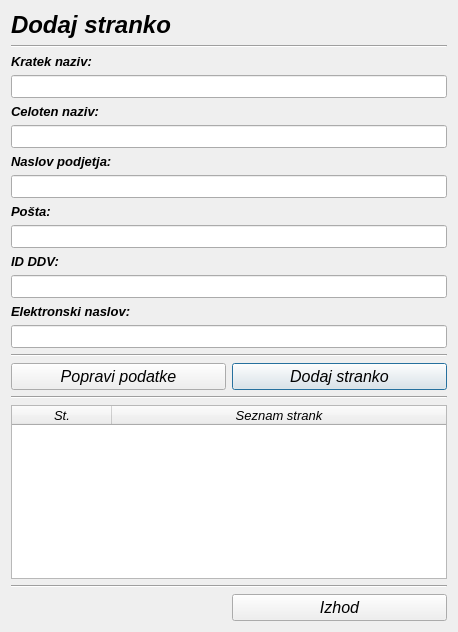
Above: dodajpodjetje.ui from MaxMaxy/racun before the change. Below: the same form after it.
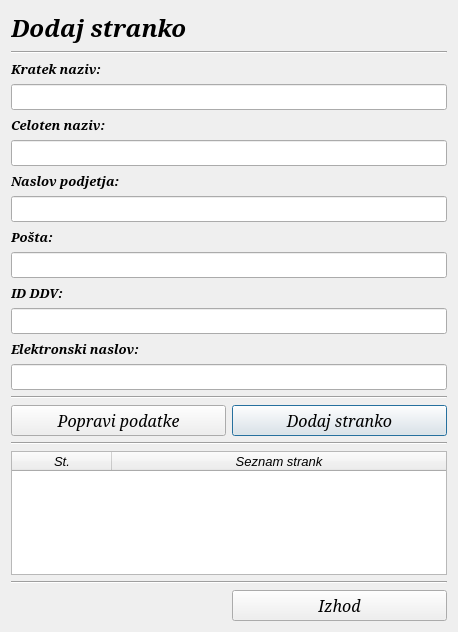
That is the form after the change.

```diff
--- a/dodajpodjetje.ui
+++ b/dodajpodjetje.ui
@@ -12,7 +12,7 @@
   </property>
   <property name="font">
    <font>
-    <family>MS Sans Serif</family>
+    <family>Serif</family>
     <pointsize>10</pointsize>
     <weight>50</weight>
     <italic>true</italic>
@@ -30,9 +30,11 @@
     <widget class="QTreeWidget" name="treeWidget">
      <property name="font">
       <font>
-       <family>MS Sans Serif</family>
+       <family>Serif</family>
        <pointsize>10</pointsize>
+       <weight>50</weight>
        <italic>true</italic>
+       <bold>false</bold>
       </font>
      </property>
      <property name="styleSheet">
@@ -81,7 +83,7 @@
     <widget class="QLabel" name="label_7">
      <property name="font">
       <font>
-       <family>MS Sans Serif</family>
+       <family>Serif</family>
        <pointsize>10</pointsize>
        <weight>75</weight>
        <italic>true</italic>
@@ -100,7 +102,7 @@
     <widget class="QLineEdit" name="lineEdit_posta">
      <property name="font">
       <font>
-       <family>MS Sans Serif</family>
+       <family>Serif</family>
        <pointsize>10</pointsize>
        <italic>true</italic>
       </font>
@@ -111,7 +113,7 @@
     <widget class="Line" name="line_3">
      <property name="font">
       <font>
-       <family>MS Sans Serif</family>
+       <family>Serif</family>
        <italic>true</italic>
       </font>
      </property>
@@ -124,7 +126,7 @@
     <widget class="QLabel" name="label">
      <property name="font">
       <font>
-       <family>MS Sans Serif</family>
+       <family>Serif</family>
        <pointsize>18</pointsize>
        <weight>75</weight>
        <italic>true</italic>
@@ -140,7 +142,7 @@
     <widget class="QLabel" name="label_3">
      <property name="font">
       <font>
-       <family>MS Sans Serif</family>
+       <family>Serif</family>
        <pointsize>10</pointsize>
        <weight>75</weight>
        <italic>true</italic>
@@ -159,7 +161,7 @@
     <widget class="QLineEdit" name="lineEdit_kNaziv">
      <property name="font">
       <font>
-       <family>MS Sans Serif</family>
+       <family>Serif</family>
        <pointsize>10</pointsize>
        <italic>true</italic>
       </font>
@@ -170,7 +172,7 @@
     <widget class="QLineEdit" name="lineEdit_naslov">
      <property name="font">
       <font>
-       <family>MS Sans Serif</family>
+       <family>Serif</family>
        <pointsize>10</pointsize>
        <italic>true</italic>
       </font>
@@ -181,7 +183,7 @@
     <widget class="QLineEdit" name="lineEdit_ddv">
      <property name="font">
       <font>
-       <family>MS Sans Serif</family>
+       <family>Serif</family>
        <pointsize>10</pointsize>
        <italic>true</italic>
       </font>
@@ -192,7 +194,7 @@
     <widget class="QLabel" name="label_4">
      <property name="font">
       <font>
-       <family>MS Sans Serif</family>
+       <family>Serif</family>
        <pointsize>10</pointsize>
        <weight>75</weight>
        <italic>true</italic>
@@ -211,7 +213,7 @@
     <widget class="QLabel" name="label_6">
      <property name="font">
       <font>
-       <family>MS Sans Serif</family>
+       <family>Serif</family>
        <pointsize>10</pointsize>
        <weight>75</weight>
        <italic>true</italic>
@@ -230,7 +232,7 @@
     <widget class="QLineEdit" name="lineEdit_cNaziv">
      <property name="font">
       <font>
-       <family>MS Sans Serif</family>
+       <family>Serif</family>
        <pointsize>10</pointsize>
        <italic>true</italic>
       </font>
@@ -241,7 +243,7 @@
     <widget class="QLabel" name="label_2">
      <property name="font">
       <font>
-       <family>MS Sans Serif</family>
+       <family>Serif</family>
        <pointsize>10</pointsize>
        <weight>75</weight>
        <italic>true</italic>
@@ -260,7 +262,7 @@
     <widget class="QLabel" name="label_5">
      <property name="font">
       <font>
-       <family>MS Sans Serif</family>
+       <family>Serif</family>
        <pointsize>10</pointsize>
        <weight>75</weight>
        <italic>true</italic>
@@ -279,7 +281,7 @@
     <widget class="QLineEdit" name="lineEdit_email">
      <property name="font">
       <font>
-       <family>MS Sans Serif</family>
+       <family>Serif</family>
        <pointsize>10</pointsize>
        <italic>true</italic>
       </font>
@@ -290,7 +292,7 @@
     <widget class="Line" name="line">
      <property name="font">
       <font>
-       <family>MS Sans Serif</family>
+       <family>Serif</family>
        <italic>true</italic>
       </font>
      </property>
@@ -303,7 +305,7 @@
     <widget class="QPushButton" name="pushButton_dodajPodjetje">
      <property name="font">
       <font>
-       <family>MS Sans Serif</family>
+       <family>Serif</family>
        <pointsize>12</pointsize>
        <italic>true</italic>
       </font>
@@ -317,7 +319,7 @@
     <widget class="QPushButton" name="pushButton_popraviPodatke">
      <property name="font">
       <font>
-       <family>MS Sans Serif</family>
+       <family>Serif</family>
        <pointsize>12</pointsize>
        <italic>true</italic>
       </font>
@@ -331,7 +333,7 @@
     <widget class="Line" name="line_4">
      <property name="font">
       <font>
-       <family>MS Sans Serif</family>
+       <family>Serif</family>
        <italic>true</italic>
       </font>
      </property>
@@ -344,7 +346,7 @@
     <widget class="QPushButton" name="pushButton_izhod">
      <property name="font">
       <font>
-       <family>MS Sans Serif</family>
+       <family>Serif</family>
        <pointsize>12</pointsize>
        <italic>true</italic>
       </font>
@@ -358,7 +360,7 @@
     <widget class="Line" name="line_2">
      <property name="font">
       <font>
-       <family>MS Sans Serif</family>
+       <family>Serif</family>
        <italic>true</italic>
       </font>
      </property>
```
